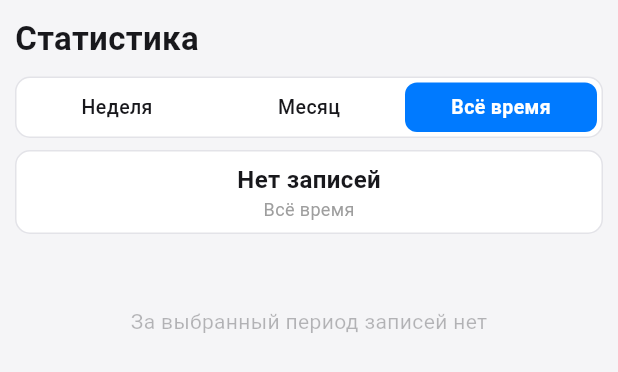
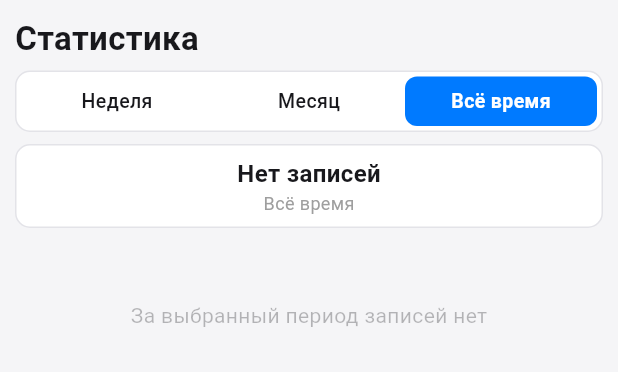
Before and after one commit to AlanFanat/vtornik, a Flutter app: the StatsPage widget shown alone on an empty page, opened directly with empty values, on a phone screen of 412 x 824 dp. Shown: the top 372 px of the screen. Run offline on Flutter 3.47's test engine with Material 3 defaults, Android fonts, the phone set to English and light mode, and no system bars; our stand-ins replace shared_preferences; accounts and stored records are empty.

Commit message:
Блок с выбором периода вынесен в отдельный файл

```diff
--- /dev/null
+++ b/lib/features/stats/period_selector.dart
@@ -0,0 +1,90 @@
+import 'package:flutter/material.dart';
+
+import '../../core/colors.dart';
+import 'stats_period.dart';
+
+/// Переключатель масштаба статистики: «Неделя», «Месяц», «Всё время».
+class PeriodSelector extends StatelessWidget {
+  const PeriodSelector({
+    super.key,
+    required this.selected,
+    required this.onChanged,
+  });
+
+  final StatsPeriod selected;
+  final ValueChanged<StatsPeriod> onChanged;
+
+  @override
+  Widget build(BuildContext context) {
+    final colors = context.colors;
+
+    return Container(
+      decoration: BoxDecoration(
+        color: colors.card,
+        borderRadius: BorderRadius.circular(10),
+        border: Border.all(color: colors.cardBorder),
+      ),
+      padding: const EdgeInsets.all(3),
+      child: Row(
+        children: [
+          _PeriodTab(
+            title: 'Неделя',
+            isSelected: selected == StatsPeriod.week,
+            onTap: () => onChanged(StatsPeriod.week),
+          ),
+          _PeriodTab(
+            title: 'Месяц',
+            isSelected: selected == StatsPeriod.month,
+            onTap: () => onChanged(StatsPeriod.month),
+          ),
+          _PeriodTab(
+            title: 'Всё время',
+            isSelected: selected == StatsPeriod.allTime,
+            onTap: () => onChanged(StatsPeriod.allTime),
+          ),
+        ],
+      ),
+    );
+  }
+}
+
+class _PeriodTab extends StatelessWidget {
+  const _PeriodTab({
+    required this.title,
+    required this.isSelected,
+    required this.onTap,
+  });
+
+  final String title;
+  final bool isSelected;
+  final VoidCallback onTap;
+
+  @override
+  Widget build(BuildContext context) {
+    final colors = context.colors;
+
+    return Expanded(
+      child: GestureDetector(
+        onTap: onTap,
+        child: AnimatedContainer(
+          duration: const Duration(milliseconds: 160),
+          padding: const EdgeInsets.symmetric(vertical: 7),
+          decoration: BoxDecoration(
+            color: isSelected ? accentColor : Colors.transparent,
+            borderRadius: BorderRadius.circular(8),
+          ),
+          child: Center(
+            child: Text(
+              title,
+              style: TextStyle(
+                fontSize: 13,
+                fontWeight: isSelected ? FontWeight.w600 : FontWeight.w500,
+                color: isSelected ? Colors.white : colors.text,
+              ),
+            ),
+          ),
+        ),
+      ),
+    );
+  }
+}
--- a/lib/features/stats/stats_page.dart
+++ b/lib/features/stats/stats_page.dart
@@ -5,6 +5,7 @@ import '../../data/day_entry.dart';
 import '../../widgets/section_title.dart';
 import 'day_card.dart';
 import 'period_navigator.dart';
+import 'period_selector.dart';
 import 'stats_grid.dart';
 import 'stats_period.dart';
 import 'stats_tags.dart';
@@ -105,8 +106,8 @@ class _StatsPageState extends State<StatsPage> {
             crossAxisAlignment: CrossAxisAlignment.start,
             children: [
               const PageTitle('Статистика'),
-              const SizedBox(height: 10),
-              _PeriodSelector(selected: _period, onChanged: _changePeriod),
+              const SizedBox(height: 6),
+              PeriodSelector(selected: _period, onChanged: _changePeriod),
               const SizedBox(height: 8),
               if (range != null)
                 PeriodNavigator(
@@ -162,60 +163,3 @@ class _StatsPageState extends State<StatsPage> {
     );
   }
 }
-
-class _PeriodSelector extends StatelessWidget {
-  const _PeriodSelector({required this.selected, required this.onChanged});
-
-  final StatsPeriod selected;
-  final ValueChanged<StatsPeriod> onChanged;
-
-  @override
-  Widget build(BuildContext context) {
-    final colors = context.colors;
-
-    return Container(
-      decoration: BoxDecoration(
-        color: colors.card,
-        borderRadius: BorderRadius.circular(10),
-        border: Border.all(color: colors.cardBorder),
-      ),
-      padding: const EdgeInsets.all(3),
-      child: Row(
-        children: [
-          _buildItem(context, StatsPeriod.week, 'Неделя'),
-          _buildItem(context, StatsPeriod.month, 'Месяц'),
-          _buildItem(context, StatsPeriod.allTime, 'Всё время'),
-        ],
-      ),
-    );
-  }
-
-  Widget _buildItem(BuildContext context, StatsPeriod period, String title) {
-    final isSelected = selected == period;
-    final colors = context.colors;
-
-    return Expanded(
-      child: GestureDetector(
-        onTap: () => onChanged(period),
-        child: AnimatedContainer(
-          duration: const Duration(milliseconds: 160),
-          padding: const EdgeInsets.symmetric(vertical: 7),
-          decoration: BoxDecoration(
-            color: isSelected ? accentColor : Colors.transparent,
-            borderRadius: BorderRadius.circular(8),
-          ),
-          child: Center(
-            child: Text(
-              title,
-              style: TextStyle(
-                fontSize: 13,
-                fontWeight: isSelected ? FontWeight.w600 : FontWeight.w500,
-                color: isSelected ? Colors.white : colors.text,
-              ),
-            ),
-          ),
-        ),
-      ),
-    );
-  }
-}
```
